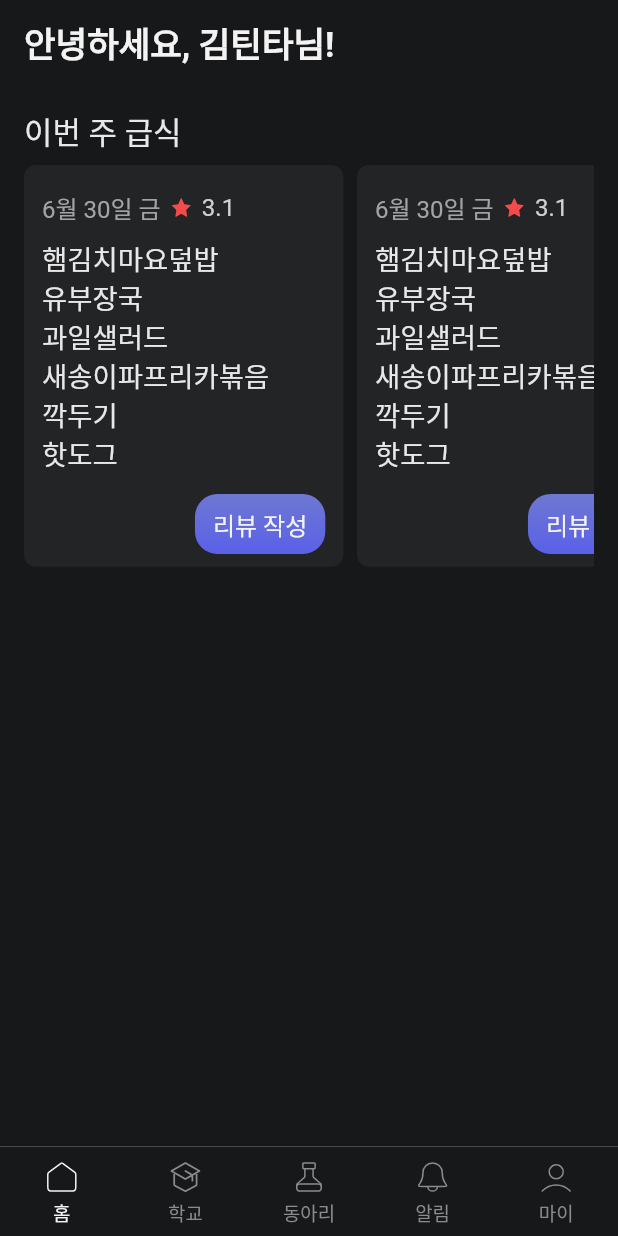
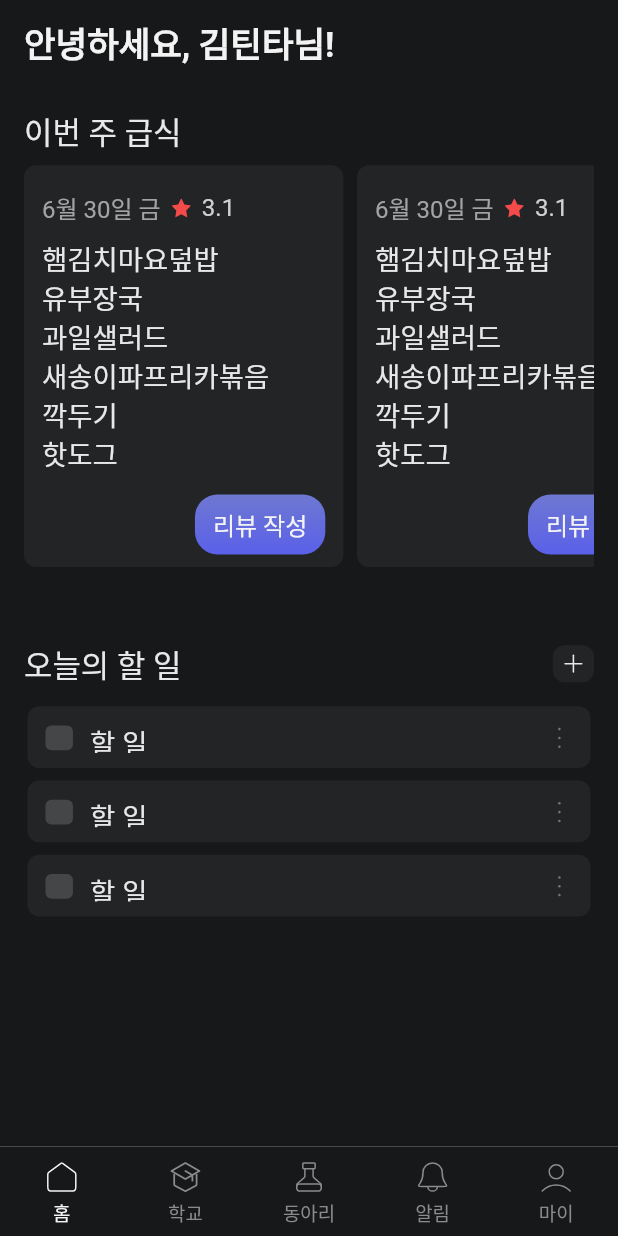
Before and after one commit to teentime/teentime-client-app, a Flutter app: the screen it shows after launch, on a phone screen of 412 x 824 dp. Run offline on Flutter 3.47's test engine with Material 2 defaults, Android fonts, the phone set to English and light mode, and no system bars; our stand-ins replace carousel_slider, flutter_screenutil, flutter_svg; Roboto replaces fonts that are missing (Pretendard).

Commit message:
feat: 할 일 위젯 구현

```diff
--- a/lib/screens/home.dart
+++ b/lib/screens/home.dart
@@ -1,7 +1,9 @@
 import 'package:flutter/material.dart';
 import 'package:flutter_screenutil/flutter_screenutil.dart';
+import 'package:flutter_svg/flutter_svg.dart';
 import 'package:teentime/src/colors.dart';
 import 'package:teentime/widgets/home/meal_card.dart';
+import 'package:teentime/widgets/home/todo_card.dart';
 
 class Home extends StatefulWidget {
   @override
@@ -43,9 +45,8 @@ class __HomeState extends State<Home> {
                   ),
                 ],
               ),
-              Padding(
-                padding: const EdgeInsets.only(top: 8.0, bottom: 48.0),
-                child: SizedBox(
+              SizedBox(height: 8.h),
+              SizedBox(
                 height: 260.h,
                 child: ListView.builder(
                   scrollDirection: Axis.horizontal,
@@ -58,7 +59,45 @@ class __HomeState extends State<Home> {
                   },
                 ),
               ),
-              )
+              SizedBox(height: 48.h),
+              Row(
+                mainAxisAlignment: MainAxisAlignment.spaceBetween,
+                children: [
+                  Text(
+                    '오늘의 할 일',
+                    style: TextStyle(
+                        fontSize: 18.sp,
+                        fontWeight: FontWeight.w500,
+                        color: AppColors.dark10),
+                  ),
+                  InkWell(
+                    onTap: () {},
+                    child: Container(
+                      width: 24.w,
+                      height: 24.h,
+                      decoration: BoxDecoration(
+                        color: AppColors.dark12,
+                        borderRadius: BorderRadius.circular(8),
+                      ),
+                      child: Padding(
+                        padding: const EdgeInsets.all(4),
+                        child: SvgPicture.asset(
+                          'assets/icons/todo_plus.svg',
+                          width: 16.w,
+                          height: 16.h,
+                        ),
+                      ),
+                    ),
+                  ),
+                ],
+              ),
+              SizedBox(height: 13.h),
+              TodoCard(),
+              SizedBox(height: 8.h),
+              TodoCard(),
+              SizedBox(height: 8.h),
+              TodoCard(),
+              SizedBox(height: 48.h),
             ],
           ),
         ),
--- a/lib/widgets/home/calendar_card.dart
+++ b/lib/widgets/home/calendar_card.dart
@@ -1,11 +1,11 @@
 import 'package:flutter/material.dart';
 
-class MealCard extends StatefulWidget {
+class CalendarCard extends StatefulWidget {
   @override
-  State<StatefulWidget> createState() => __MealCardState();
+  State<StatefulWidget> createState() => __CalendarCardState();
 }
 
-class __MealCardState extends State<MealCard> {
+class __CalendarCardState extends State<CalendarCard> {
   @override
   Widget build(BuildContext context) {
     return Container(
--- a/lib/widgets/home/post_card.dart
+++ b/lib/widgets/home/post_card.dart
@@ -1,11 +1,11 @@
 import 'package:flutter/material.dart';
 
-class MealCard extends StatefulWidget {
+class PostCard extends StatefulWidget {
   @override
-  State<StatefulWidget> createState() => __MealCardState();
+  State<StatefulWidget> createState() => __PostCardState();
 }
 
-class __MealCardState extends State<MealCard> {
+class __PostCardState extends State<PostCard> {
   @override
   Widget build(BuildContext context) {
     return Container(
--- a/lib/widgets/home/todo_card.dart
+++ b/lib/widgets/home/todo_card.dart
@@ -1,15 +1,73 @@
 import 'package:flutter/material.dart';
+import 'package:flutter_screenutil/flutter_screenutil.dart';
+import 'package:flutter_svg/flutter_svg.dart';
+import 'package:teentime/src/colors.dart';
 
-class MealCard extends StatefulWidget {
+class TodoCard extends StatefulWidget {
   @override
-  State<StatefulWidget> createState() => __MealCardState();
+  State<StatefulWidget> createState() => __TodoCardState();
 }
 
-class __MealCardState extends State<MealCard> {
+class __TodoCardState extends State<TodoCard> {
+  bool _isCompleted = false;
+
   @override
   Widget build(BuildContext context) {
     return Container(
-
+      width: 328.w,
+      height: 40.h,
+      padding: const EdgeInsets.fromLTRB(12.0, 11.0, 8.0, 10.0),
+      decoration: BoxDecoration(
+        color: AppColors.dark12,
+        borderRadius: BorderRadius.circular(8),
+      ),
+      child: Row(
+        children: [
+          InkWell(
+            onTap: () {
+              setState(() {
+                _isCompleted = !_isCompleted;
+              });
+            },
+            child: Container(
+              width: 16.w,
+              height: 16.h,
+              decoration: BoxDecoration(
+                color: _isCompleted ? AppColors.main : AppColors.dark03,
+                borderRadius: BorderRadius.circular(4),
+              ),
+              child: _isCompleted
+                  ? Icon(
+                      Icons.check,
+                      size: 16.sp,
+                      color: AppColors.dark11,
+                    )
+                  : null,
+            ),
+          ),
+          SizedBox(width: 10.w),
+          Text(
+            '할 일',
+            style: TextStyle(
+              fontSize: 16.sp,
+              fontWeight: FontWeight.normal,
+              color: _isCompleted ? AppColors.dark04 : AppColors.dark10,
+              decoration: _isCompleted
+                  ? TextDecoration.lineThrough
+                  : TextDecoration.none,
+            ),
+          ),
+          SizedBox(width: 228.w),
+          InkWell(
+            onTap: () {},
+            child: SvgPicture.asset(
+              'assets/icons/todo_menu.svg',
+              width: 24.w,
+              height: 24.h,
+            ),
+          )
+        ],
+      ),
     );
   }
 }
```
Also changed, not shown: assets/icons/todo_menu.svg (added), assets/icons/todo_plus.svg (added). Lines whose indentation alone changed are shown as unchanged.
